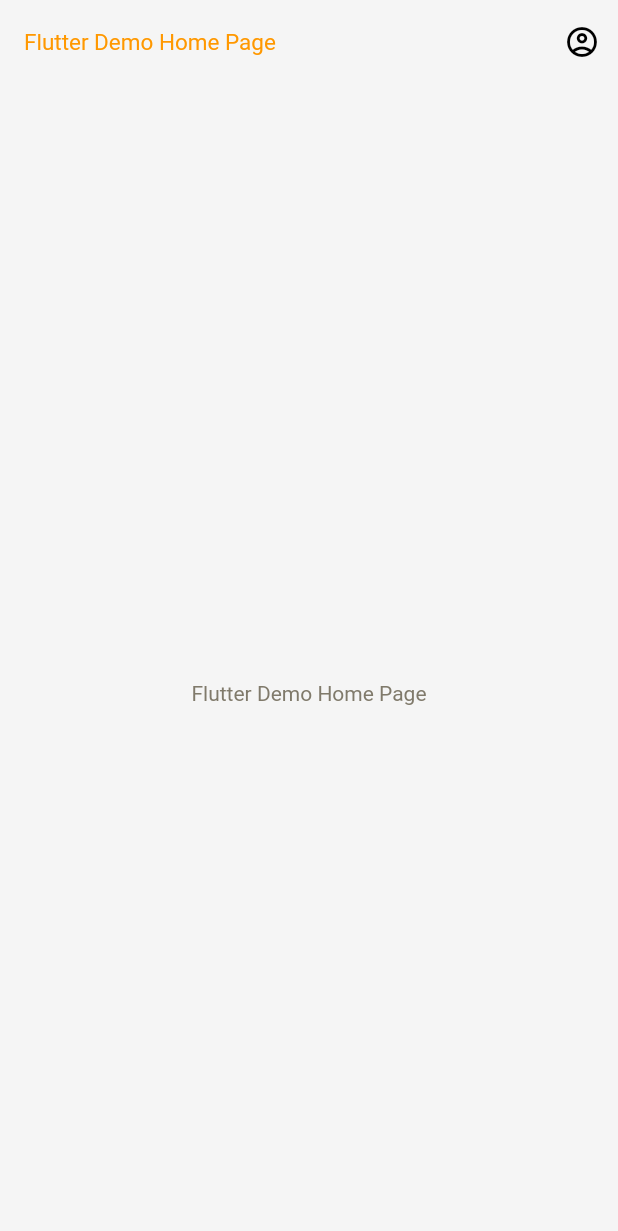
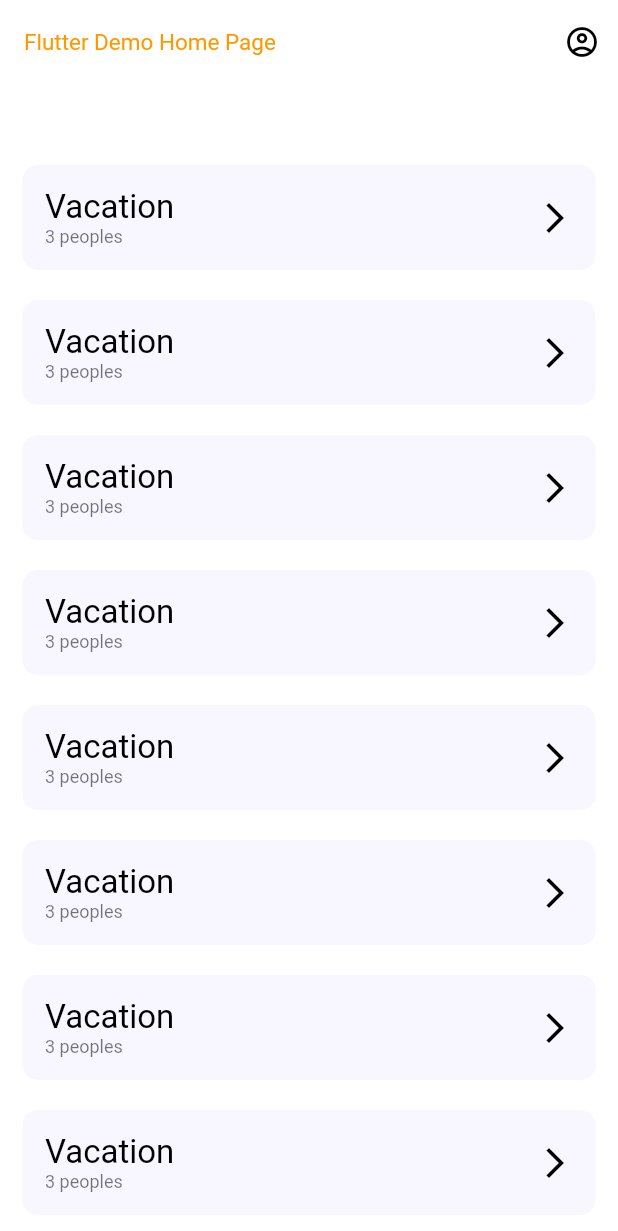
Before and after one commit to levydanqc/sums-up, a Flutter app: the screen it shows after launch, on a phone screen of 412 x 824 dp. Shown: the top 1231 px of the screen. Run offline on Flutter 3.47's test engine with Material 2 defaults, Android fonts, the phone set to English and light mode, and no system bars.

Commit message:
Add budget item list

```diff
--- /dev/null
+++ b/lib/themes/constants.dart
@@ -0,0 +1,8 @@
+import 'package:flutter/material.dart';
+
+const offWhite = Color(0xFFF8F7FF);
+const primary = Color(0xFF9381FF);
+const secondary = Color(0xFFFFD8BE);
+const primaryLight = Color(0xFFB8B8FF);
+const secondaryLight = Color(0xFFFFEEDD);
+const grey = Color(0xFF707070);
--- a/lib/themes/light_theme.dart
+++ b/lib/themes/light_theme.dart
@@ -1,5 +1,6 @@
 import 'package:flutter/material.dart';
 import 'package:flutter/services.dart';
+import 'package:sums_up/themes/constants.dart';
 
 ThemeData customLightTheme() {
   TextTheme customLightThemesTextTheme(TextTheme base) {
@@ -19,7 +20,7 @@ ThemeData customLightTheme() {
         color: Colors.black,
       ),
       caption: base.caption?.copyWith(
-        color: const Color(0xFFCCC5AF),
+        color: grey,
       ),
       bodyText2: base.bodyText2?.copyWith(color: const Color(0xFF807A6B)),
       bodyText1: base.bodyText1?.copyWith(color: Colors.brown),
@@ -28,7 +29,7 @@ ThemeData customLightTheme() {
 
   return ThemeData.light().copyWith(
     appBarTheme: ThemeData.light().appBarTheme.copyWith(
-          color: Colors.transparent,
+          color: Colors.white,
           elevation: 0,
           iconTheme: ThemeData.light().iconTheme.copyWith(
                 color: Colors.black,
@@ -42,7 +43,7 @@ ThemeData customLightTheme() {
     textTheme: customLightThemesTextTheme(ThemeData.light().textTheme),
     primaryColor: const Color(0xffce107c),
     indicatorColor: const Color(0xFF807A6B),
-    scaffoldBackgroundColor: const Color(0xFFF5F5F5),
+    scaffoldBackgroundColor: const Color(0xFFFFFFFF),
     primaryIconTheme: ThemeData.light().primaryIconTheme.copyWith(
           color: Colors.white,
           size: 20,
--- a/lib/views/home.dart
+++ b/lib/views/home.dart
@@ -1,5 +1,6 @@
 import 'package:flutter/material.dart';
 
+import '../widgets/budgets/item_budget.dart';
 import '../widgets/header.dart';
 
 class Home extends StatefulWidget {
@@ -17,10 +18,16 @@ class _HomeState extends State<Home> {
       appBar: Header(
         height: const Size.fromHeight(100).height,
       ),
-      body: Container(
-        padding: const EdgeInsets.all(10),
-        child: Center(
-          child: Text(widget.title),
+      body: SafeArea(
+        child: ListView.builder(
+          itemBuilder: (context, index) {
+            return const ItemBudget(
+              title: 'Vacation',
+              count: 3,
+            );
+          },
+          scrollDirection: Axis.vertical,
+          itemCount: 10,
         ),
       ),
     );
--- /dev/null
+++ b/lib/widgets/budgets/item_budget.dart
@@ -0,0 +1,40 @@
+import 'package:flutter/material.dart';
+
+import '../../themes/constants.dart';
+
+class ItemBudget extends StatelessWidget {
+  const ItemBudget({super.key, required String title, required int count});
+
+  @override
+  Widget build(BuildContext context) {
+    return Container(
+      margin: const EdgeInsets.symmetric(horizontal: 15, vertical: 10),
+      child: Material(
+        color: offWhite,
+        borderRadius: BorderRadius.circular(10),
+        child: InkWell(
+          borderRadius: BorderRadius.circular(10),
+          onTap: () {},
+          child: Container(
+            padding: const EdgeInsets.all(15),
+            child: Row(
+              children: [
+                Column(
+                  crossAxisAlignment: CrossAxisAlignment.start,
+                  children: [
+                    Text('Vacation',
+                        style: Theme.of(context).textTheme.headline3),
+                    Text('3 peoples',
+                        style: Theme.of(context).textTheme.caption),
+                  ],
+                ),
+                const Spacer(),
+                const Icon(Icons.arrow_forward_ios, color: Colors.black),
+              ],
+            ),
+          ),
+        ),
+      ),
+    );
+  }
+}
```
